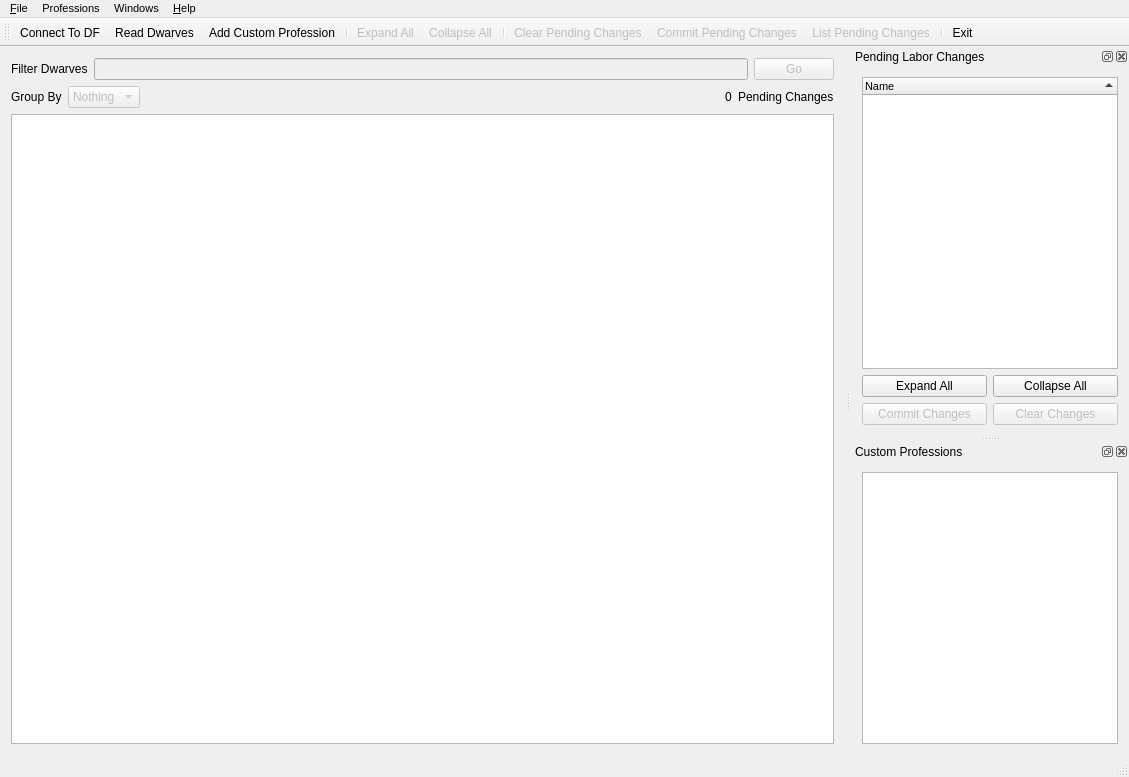
First picture: the form in ui/mainwindow.ui, repository Dwarf-Therapist/Dwarf-Therapist, before the edit.
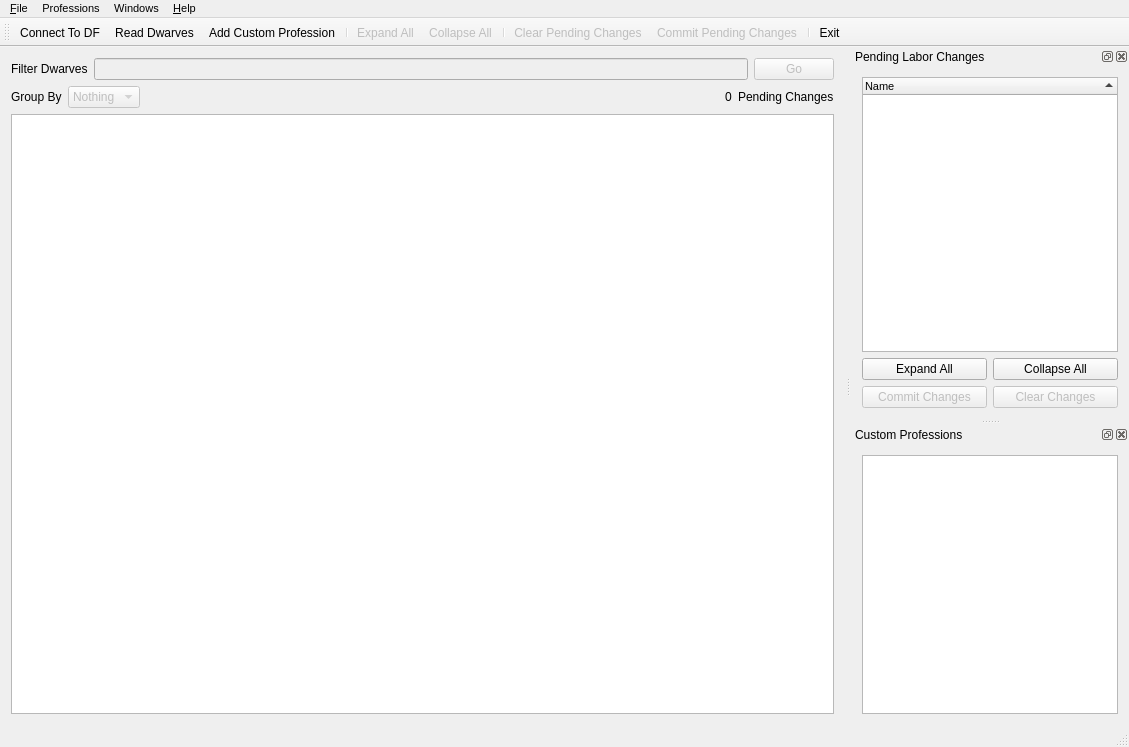
Second picture: the form after the edit. Icons and pictures are not drawn. Custom widgets are drawn as their Qt base class.

The edit to the form file:
```diff
--- a/ui/mainwindow.ui
+++ b/ui/mainwindow.ui
@@ -7,7 +7,7 @@
     <x>0</x>
     <y>0</y>
     <width>1129</width>
-    <height>777</height>
+    <height>747</height>
    </rect>
   </property>
   <property name="windowTitle">
@@ -258,7 +258,6 @@
    <addaction name="separator"/>
    <addaction name="act_clear_pending_changes"/>
    <addaction name="act_commit_pending_changes"/>
-   <addaction name="act_list_pending_changes"/>
    <addaction name="separator"/>
    <addaction name="act_exit"/>
   </widget>
```
Left out of the diff: 3 changed lines with no effect on the pictures.
